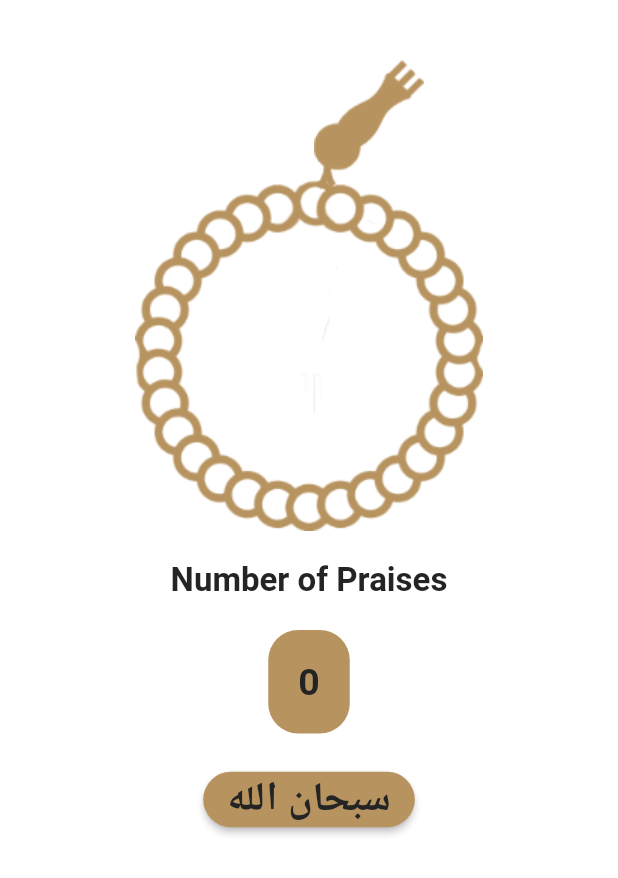
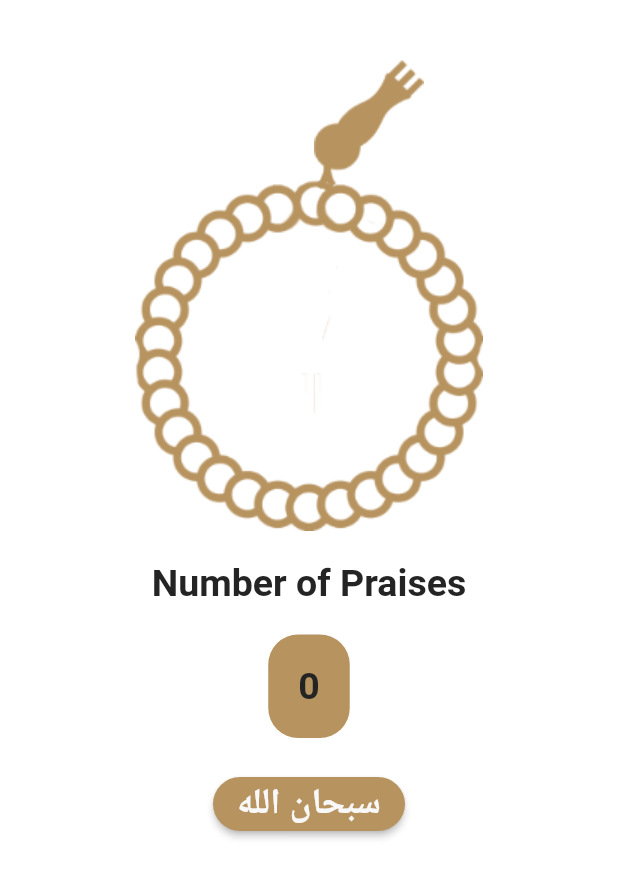
Before and after one commit to melsayed7/islami_app, a Flutter app: the SebahScreen screen opened directly, on a phone screen of 412 x 824 dp. Shown: the top 878 px of the screen. Run offline on Flutter 3.47's test engine with Material 2 defaults, Android fonts, the phone set to English and light mode, and no system bars; generated files the repository leaves out were written again.

Commit message:
add language and theme in all app.

```diff
--- a/lib/home_screen/hadeth/hadeth.dart
+++ b/lib/home_screen/hadeth/hadeth.dart
@@ -16,7 +16,7 @@ class HadethScreen extends StatelessWidget {
         ),
         Text(
           AppLocalizations.of(context)!.hadethName,
-          style: Theme.of(context).textTheme.headline2,
+          style: Theme.of(context).primaryTextTheme.headline1,
         ),
         Divider(
           color: MyTheme.goldColor,
--- a/lib/home_screen/quran/quran.dart
+++ b/lib/home_screen/quran/quran.dart
@@ -134,7 +134,7 @@ class QuranScreen extends StatelessWidget {
         ),
         Text(
           AppLocalizations.of(context)!.surahName,
-          style: Theme.of(context).textTheme.headline2,
+          style: Theme.of(context).primaryTextTheme.headline1,
         ),
         Divider(
           color: MyTheme.goldColor,
--- a/lib/home_screen/quran/surah_name.dart
+++ b/lib/home_screen/quran/surah_name.dart
@@ -18,7 +18,7 @@ class SurahName extends StatelessWidget {
       },
       child: Text(
         name,
-        style: Theme.of(context).textTheme.headline2,
+        style: Theme.of(context).primaryTextTheme.headline1,
         textAlign: TextAlign.center,
       ),
     );
--- a/lib/home_screen/sebah/sebah.dart
+++ b/lib/home_screen/sebah/sebah.dart
@@ -1,6 +1,8 @@
 import 'package:flutter/material.dart';
 import 'package:flutter_gen/gen_l10n/app_localizations.dart';
 import 'package:islami_app/my_theme.dart';
+import 'package:islami_app/provider/appProvider.dart';
+import 'package:provider/provider.dart';
 
 class SebahScreen extends StatefulWidget {
   static const String routeName = 'sebah-screen';
@@ -23,6 +25,7 @@ class _SebahScreenState extends State<SebahScreen> {
 
   @override
   Widget build(BuildContext context) {
+    var provider = Provider.of<AppProvider>(context);
     return Scaffold(
       body: Column(
         children: [
@@ -31,14 +34,18 @@ class _SebahScreenState extends State<SebahScreen> {
             children: [
               Container(
                 margin: const EdgeInsets.only(top: 40, left: 80),
-                child: Image.asset('assets/images/head_of_seb7a.png'),
+                child: Image.asset('assets/images/head_of_seb7a.png',
+                    color: provider.isDarkMode() ? MyTheme.yellowColor : null),
               ),
               Container(
                 padding: const EdgeInsets.only(top: 120),
                 alignment: AlignmentDirectional.topCenter,
                 child: Transform.rotate(
                   angle: angle,
-                  child: Image.asset('assets/images/body_of_seb7a.png'),
+                  child: Image.asset(
+                    'assets/images/body_of_seb7a.png',
+                    color: provider.isDarkMode() ? MyTheme.yellowColor : null,
+                  ),
                 ),
               ),
             ],
@@ -48,9 +55,9 @@ class _SebahScreenState extends State<SebahScreen> {
           ),
           Text(
             AppLocalizations.of(context)!.numberOfPraises,
-            style: Theme.of(context).textTheme.headline2?.copyWith(
-                  fontSize: 22,
-                ),
+            style: provider.isDarkMode()
+                ? Theme.of(context).primaryTextTheme.headline1
+                : Theme.of(context).primaryTextTheme.headline1,
           ),
           const SizedBox(
             height: 10,
@@ -59,15 +66,16 @@ class _SebahScreenState extends State<SebahScreen> {
             padding: const EdgeInsets.all(20),
             margin: const EdgeInsets.symmetric(vertical: 10),
             decoration: BoxDecoration(
-                //141A2E
-                //B7935F
-                color: const Color(0xffB7935F),
+                color: provider.isDarkMode()
+                    ? const Color(0xff141A2E)
+                    : const Color(0xffB7935F),
                 borderRadius: BorderRadius.circular(20)),
-            child: Text('$counter',
-                style: Theme.of(context)
-                    .textTheme
-                    .headline1
-                    ?.copyWith(fontSize: 25)),
+            child: Text(
+              '$counter',
+              style: provider.isDarkMode()
+                  ? Theme.of(context).primaryTextTheme.headline1
+                  : Theme.of(context).primaryTextTheme.headline1,
+            ),
           ),
           const SizedBox(
             height: 10,
@@ -79,18 +87,18 @@ class _SebahScreenState extends State<SebahScreen> {
               });
             },
             style: ButtonStyle(
-                backgroundColor:
-                    //Color(0xffB7935F)
-                    //Color(0xffFACC1D)
-                    MaterialStateProperty.all(const Color(0xffB7935F)),
+                backgroundColor: MaterialStateProperty.all(provider.isDarkMode()
+                    ? const Color(0xffFACC1D)
+                    : const Color(0xffB7935F)),
                 shape: MaterialStateProperty.all(RoundedRectangleBorder(
                   borderRadius: BorderRadius.circular(20),
                 ))),
-            child: Text(tasbeehat[index],
-                style: Theme.of(context)
-                    .textTheme
-                    .headline2
-                    ?.copyWith(color: MyTheme.blackColor, fontSize: 27)),
+            child: Text(
+              tasbeehat[index],
+              style: provider.isDarkMode()
+                  ? Theme.of(context).primaryTextTheme.subtitle2
+                  : Theme.of(context).primaryTextTheme.subtitle2,
+            ),
           ),
         ],
       ),
--- a/lib/my_theme.dart
+++ b/lib/my_theme.dart
@@ -7,7 +7,9 @@ class MyTheme {
 
   static Color goldColor = const Color(0xffB7935F);
 
-  static Color bgNavBarColor = const Color(0xff141A2E);
+  static Color darkColor = const Color(0xff141A2E);
+
+  static Color yellowColor = const Color(0xffFACC1D);
 
   static ThemeData lightTheme = ThemeData(
     primaryColor: goldColor,
@@ -20,17 +22,23 @@ class MyTheme {
         color: blackColor,
       ),
     ),
-    textTheme: TextTheme(
+    primaryTextTheme: TextTheme(
       headline1: TextStyle(
         color: blackColor,
-          fontSize: 30,
+        fontSize: 25,
         fontWeight: FontWeight.bold,
       ),
-        headline2: TextStyle(
+      subtitle1: TextStyle(
         color: blackColor,
         fontSize: 22,
         fontWeight: FontWeight.w700,
-        )),
+      ),
+      subtitle2: TextStyle(
+        color: whiteColor,
+        fontSize: 24,
+        fontWeight: FontWeight.w700,
+      ),
+    ),
     bottomNavigationBarTheme: BottomNavigationBarThemeData(
       selectedItemColor: blackColor,
       unselectedItemColor: whiteColor,
@@ -38,7 +46,7 @@ class MyTheme {
   );
 
   static ThemeData darkTheme = ThemeData(
-    primaryColor: bgNavBarColor,
+    primaryColor: darkColor,
     scaffoldBackgroundColor: Colors.transparent,
     appBarTheme: AppBarTheme(
         backgroundColor: Colors.transparent,
@@ -47,19 +55,25 @@ class MyTheme {
         iconTheme: IconThemeData(
           color: whiteColor,
         )),
-    textTheme: TextTheme(
+    primaryTextTheme: TextTheme(
       headline1: TextStyle(
         color: whiteColor,
-          fontSize: 30,
+        fontSize: 25,
         fontWeight: FontWeight.bold,
       ),
-        headline2: TextStyle(
-          color: whiteColor,
+      subtitle1: TextStyle(
+        color: yellowColor,
         fontSize: 22,
         fontWeight: FontWeight.w700,
-        )),
+      ),
+      subtitle2: TextStyle(
+        color: blackColor,
+        fontSize: 24,
+        fontWeight: FontWeight.w700,
+      ),
+    ),
     bottomNavigationBarTheme: BottomNavigationBarThemeData(
-      selectedItemColor: goldColor,
+      selectedItemColor: yellowColor,
       unselectedItemColor: whiteColor,
     ),
   );
```
Also changed, not shown: lib/home_screen/home_screen.dart (+20 -9 lines), lib/home_screen/quran/surah_name_details.dart (+17 -8 lines), lib/home_screen/radio/radio.dart (+15 -4 lines), lib/home_screen/settings/language_bottom_sheet.dart (+13 -10 lines), lib/home_screen/settings/settings.dart (+21 -6 lines), lib/home_screen/settings/theme_bottom_sheet.dart (+12 -7 lines). Lines whose indentation alone changed are shown as unchanged.
